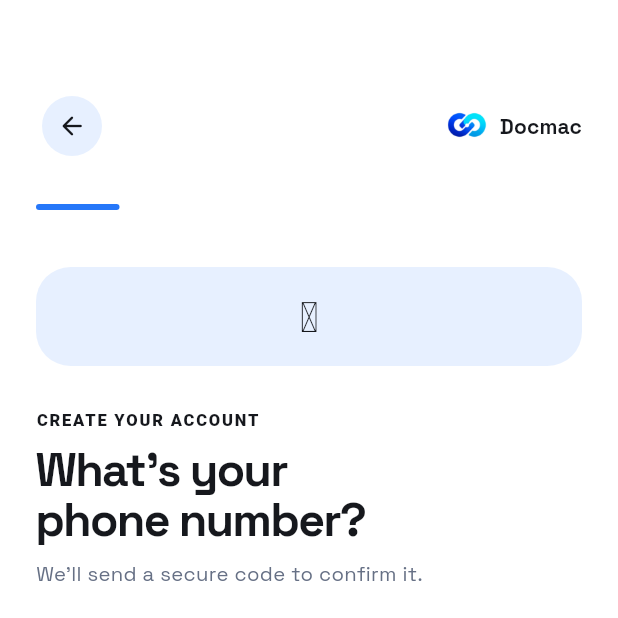
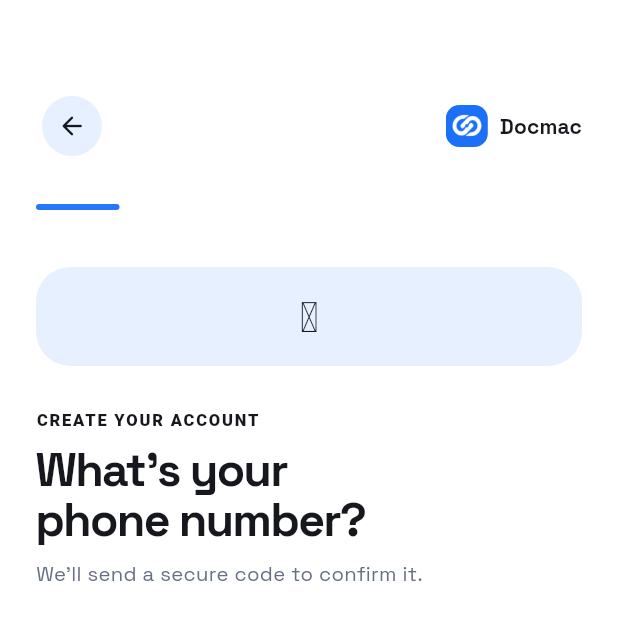
Before and after one commit to jackbarisere8/DOCMAC, a Flutter app: the screen it shows after launch, after a tap on "Get started", on a phone screen of 412 x 824 dp, the top half of it. Run offline on Flutter 3.47's test engine with Material 3 defaults, Android fonts, the phone set to English and light mode, and no system bars; our stand-ins replace cloud_firestore, firebase_auth, firebase_core, flutter_riverpod, go_router, google_fonts and 2 more; missing offline and left inert: record; accounts and stored records are empty.

Commit message:
Adopt white link logo

```diff
--- a/lib/shared/widgets/docmac_mark.dart
+++ b/lib/shared/widgets/docmac_mark.dart
@@ -1,79 +1,20 @@
 import 'package:flutter/material.dart';
 
-import '../../core/theme/app_colors.dart';
-
-/// A compact, code-drawn mark for Docmac: connected square signals inside a
-/// soft-cornered tile, representing people finding their place together.
+/// The shared Docmac link mark used throughout the app.
 class DocmacMark extends StatelessWidget {
-  const DocmacMark({
-    super.key,
-    this.size = 64,
-    this.primary = AppColors.brandBase,
-    this.accent = AppColors.primary,
-  });
+  const DocmacMark({super.key, this.size = 64});
 
   final double size;
-  final Color primary;
-  final Color accent;
 
   @override
-  Widget build(BuildContext context) {
-    return SizedBox(
-      width: size,
-      height: size,
-      child: CustomPaint(
-        painter: _DocmacMarkPainter(primary: primary, accent: accent),
-      ),
-    );
-  }
+  Widget build(BuildContext context) => ClipRRect(
+        borderRadius: BorderRadius.circular(size * .25),
+        child: Image.asset(
+          'assets/images/docmac_logo.png',
+          width: size,
+          height: size,
+          fit: BoxFit.cover,
+          filterQuality: FilterQuality.high,
+        ),
+      );
 }
-
-class _DocmacMarkPainter extends CustomPainter {
-  const _DocmacMarkPainter({required this.primary, required this.accent});
-
-  final Color primary;
-  final Color accent;
-
-  @override
-  void paint(Canvas canvas, Size size) {
-    final tile = RRect.fromRectAndRadius(
-      Offset.zero & size,
-      Radius.circular(size.width * .25),
-    );
-    canvas.drawRRect(tile, Paint()..color = primary);
-
-    final linePaint = Paint()
-      ..color = accent
-      ..style = PaintingStyle.stroke
-      ..strokeWidth = size.width * .07
-      ..strokeCap = StrokeCap.square;
-    final path = Path()
-      ..moveTo(size.width * .26, size.height * .34)
-      ..lineTo(size.width * .50, size.height * .34)
-      ..lineTo(size.width * .50, size.height * .61)
-      ..lineTo(size.width * .75, size.height * .61);
-    canvas.drawPath(path, linePaint);
-
-    for (final point in const [
-      Offset(.19, .27),
-      Offset(.43, .27),
-      Offset(.43, .54),
-      Offset(.68, .54),
-    ]) {
-      final rect = Rect.fromCenter(
-        center: Offset(size.width * point.dx, size.height * point.dy),
-        width: size.width * .17,
-        height: size.width * .17,
-      );
-      canvas.drawRRect(
-        RRect.fromRectAndRadius(rect, Radius.circular(size.width * .035)),
-        Paint()..color = Colors.white,
-      );
-    }
-  }
-
-  @override
-  bool shouldRepaint(_DocmacMarkPainter oldDelegate) {
-    return oldDelegate.primary != primary || oldDelegate.accent != accent;
-  }
-}
--- a/pubspec.yaml
+++ b/pubspec.yaml
@@ -1,7 +1,7 @@
 name: docmac_app
 description: A Flutter starter app scaffold for chat, calls, contacts, profile, and settings.
 publish_to: 'none'
-version: 1.0.2+3
+version: 1.0.3+4
 
 environment:
   sdk: '>=3.3.0 <4.0.0'
```
Also changed, not shown: assets/images/docmac_logo.png, 8 other files.
